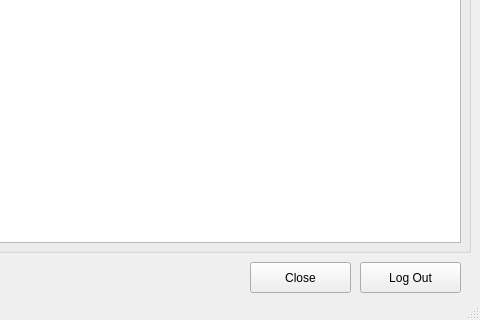
The window that Screens/Nurse MainMenu.ui (RaahimHash/DBMS-Project-UHU-Clinic) describes before a commit, drawn with Qt 5; both pictures show x 430 to 910 and y 218 to 538 of the 910 by 538 pixel window.
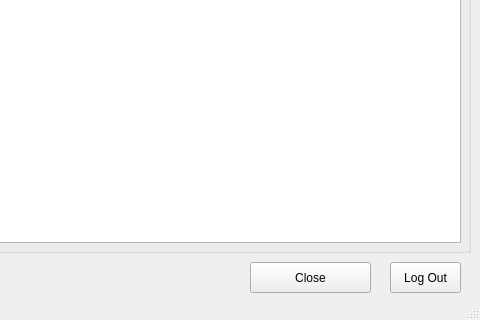
The same window after the commit.

The edit to the form file:
```diff
--- a/Screens/Nurse MainMenu.ui
+++ b/Screens/Nurse MainMenu.ui
@@ -219,7 +219,7 @@
      <rect>
       <x>680</x>
       <y>480</y>
-      <width>101</width>
+      <width>121</width>
       <height>31</height>
      </rect>
     </property>
@@ -295,9 +295,9 @@
    <widget class="QPushButton" name="pushLogOut">
     <property name="geometry">
      <rect>
-      <x>790</x>
+      <x>820</x>
       <y>480</y>
-      <width>101</width>
+      <width>71</width>
       <height>31</height>
      </rect>
     </property>
```
